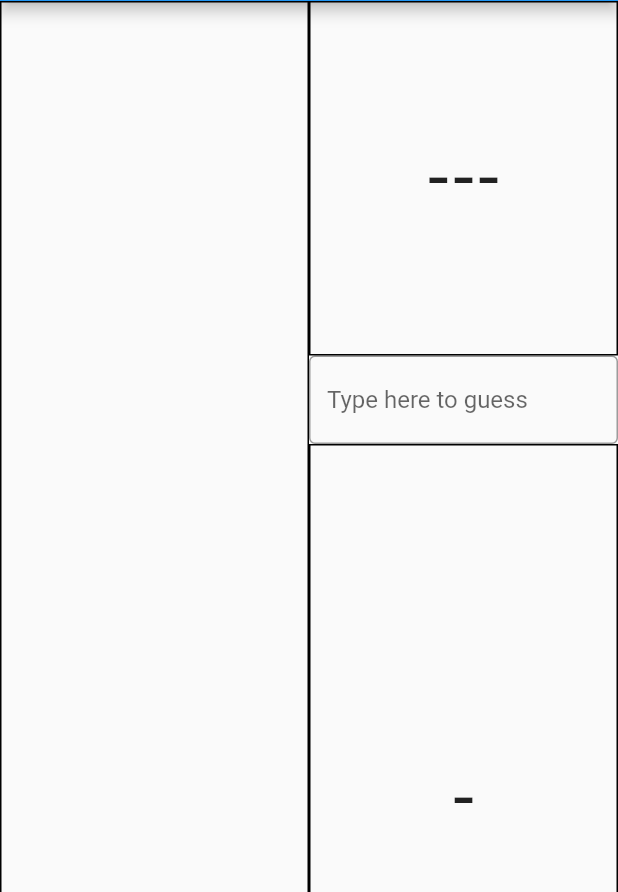
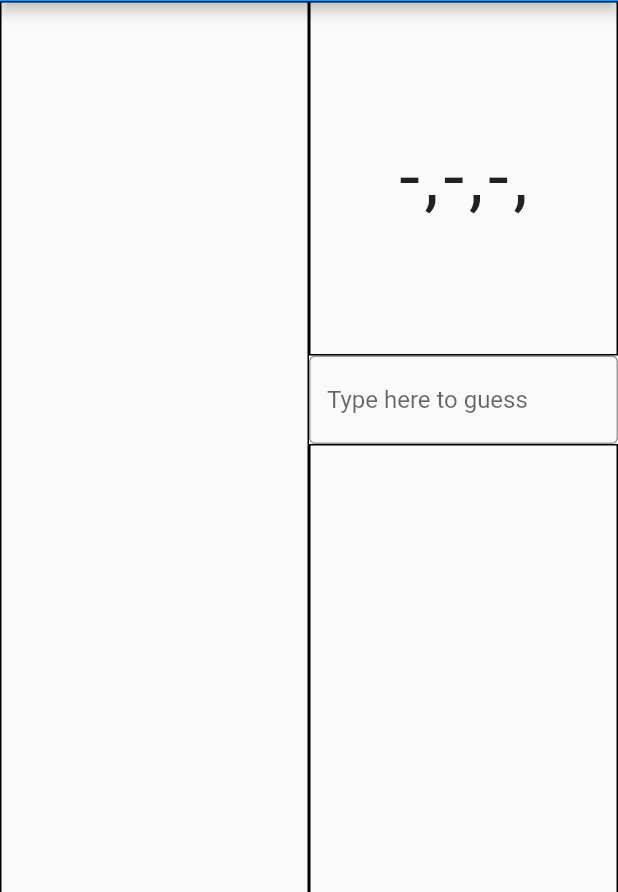
Before and after one commit to BennyDagur/hangman, a Flutter app: the screen it shows after launch, on a phone screen of 412 x 824 dp. Shown: the part 83-975 px from the top of the screen. Run offline on Flutter 3.47's test engine with Material 2 defaults, Android fonts, the phone set to English and light mode, and no system bars.

Commit message:
TextField working
Got It to check If the letter was right or wrong, made It add Incorrect letters Into the on-screen bin without any possible repeats, made It so It would clear after every Input and no more than one letter can be put In at a time

```diff
--- a/lib/game_screen.dart
+++ b/lib/game_screen.dart
@@ -11,7 +11,7 @@ class GameScreen extends StatefulWidget {
 
 class _GameScreenState extends State<GameScreen> {
 
-
+  final clearText = TextEditingController();
 
   @override
   Widget build(BuildContext context) {
@@ -42,15 +42,25 @@ class _GameScreenState extends State<GameScreen> {
                     border: Border.all(),
                   ),
                   alignment: Alignment.center,
-                  child: Text(blank, style: kWordStyle,),
+                  child: Text(rightBlank, style: kWordStyle,),
                 ),
               ),
               //TODO Implement the ability to input a character
               TextField(
+                controller: clearText,
+                maxLength: 1,
                 onSubmitted: (text){
-
-                },
+                  if(listOfWords.word.contains(text)){
+                  print('Yep');
+                } else {
+                    setState(() {
+                      if(wrongBlank.contains(text)) {}
+                      else {wrongBlank += text;}
+                      clearText.clear();
+                    });
+                  }},
                 decoration: InputDecoration(
+                  counterText: '',
                   hintText: 'Type here to guess',
                   border: OutlineInputBorder(),
                 ),
@@ -62,8 +72,8 @@ class _GameScreenState extends State<GameScreen> {
                   decoration: BoxDecoration(
                     border: Border.all(),
                   ),
-                  alignment: Alignment.center,
-                  child: Text('-', style: kWordStyle,),
+                  alignment: Alignment.topLeft,
+                  child: Text(wrongBlank, style: kWordStyle,),
                 ),
               ),
             ],
@@ -75,4 +85,5 @@ class _GameScreenState extends State<GameScreen> {
   }
 }
 
-String blank = ('-'*listOfWords.wordLength());
+String rightBlank = ('-,'*listOfWords.wordLength());
+String wrongBlank = ('');
```
Also changed, not shown: lib/list_of_words.dart (+2 -6 lines).
